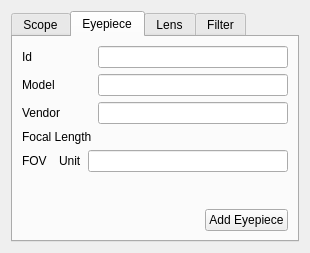
The window that kstars/comast/equipmentwriter.ui (KDE/kstars) describes before a commit, drawn with Qt 5.
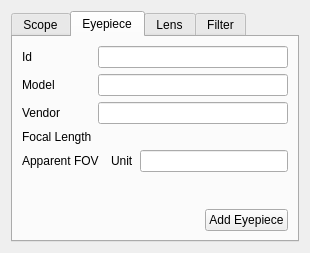
The same window after the commit. The open tabs and pages were chosen to show the change. Custom widgets are drawn as their Qt base class.

Commit message: The text should've been Apparent FOV for the eyepeice, not just FOV.

```diff
--- a/kstars/comast/equipmentwriter.ui
+++ b/kstars/comast/equipmentwriter.ui
@@ -176,7 +176,7 @@
            <item>
             <widget class="QLabel" name="label_9">
              <property name="text">
-              <string>FOV</string>
+              <string>Apparent FOV</string>
              </property>
             </widget>
            </item>
```
